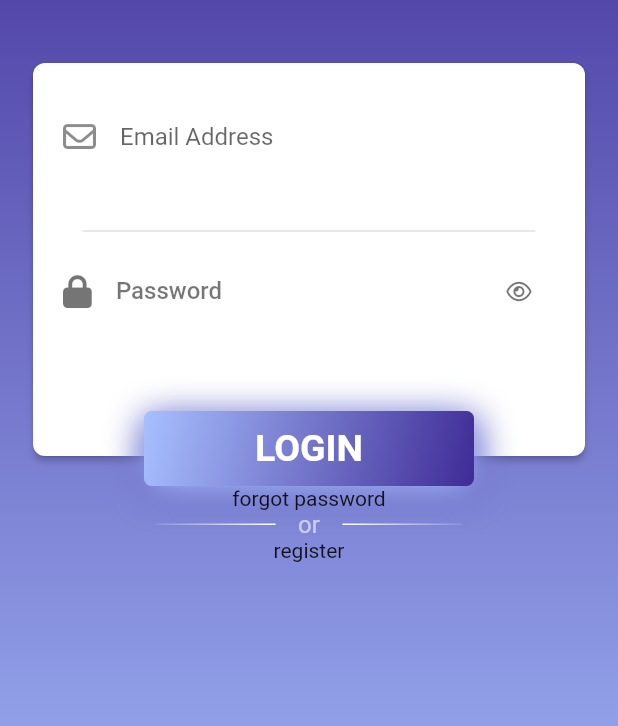
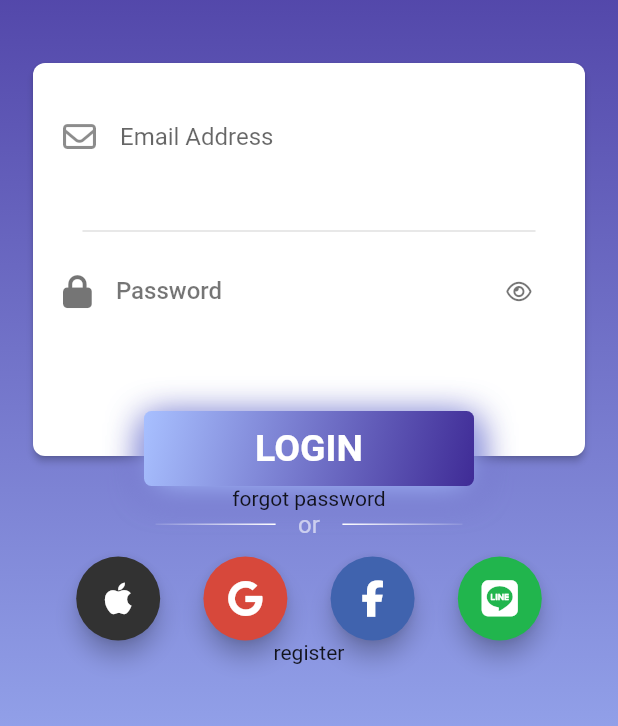
Before and after one commit to AUNG533/My_Stock, a Flutter app: the screen it shows after launch, on a phone screen of 412 x 824 dp, the part 240-966 px from its top. Run offline on Flutter 3.47's test engine with Material 2 defaults, Android fonts, the phone set to English and light mode, and no system bars; our stand-ins replace another_flushbar, font_awesome_flutter.

Commit message:
Single Sign On part 2

```diff
--- a/lib/src/pages/login/widgets/single_sign_on.dart
+++ b/lib/src/pages/login/widgets/single_sign_on.dart
@@ -1,4 +1,7 @@
+// single_sing_on.dart
 import 'package:flutter/material.dart';
+import 'package:font_awesome_flutter/font_awesome_flutter.dart';
+import 'package:mystock/src/single_sign_on_view.dart';
 
 class SingleSingOn extends StatelessWidget {
   const SingleSingOn({Key? key}) : super(key: key);
@@ -8,6 +11,8 @@ class SingleSingOn extends StatelessWidget {
     return Column(
       children: [
         _buildDivider(),
+        const SizedBox(height: 12),
+        _buildSingleOnButton(),
       ],
     );
   }
@@ -42,4 +47,24 @@ class SingleSingOn extends StatelessWidget {
       ],
     );
   }
+
+  Padding _buildSingleOnButton() => Padding(
+        padding: const EdgeInsets.symmetric(horizontal: 22),
+        child: Row(
+          mainAxisAlignment: MainAxisAlignment.spaceEvenly, // แบง space เท่ากัน
+          children: SingleSignOnViewModel()
+              .items
+              .map(
+                (item) => FloatingActionButton(
+                  onPressed: item.onPress,
+                  backgroundColor: item.backgroundColor,
+                  child: FaIcon(
+                    item.icon,
+                    color: Colors.white,
+                  ),
+                ),
+              )
+              .toList(),
+        ),
+      );
 }
--- /dev/null
+++ b/lib/src/single_sign_on_view.dart
@@ -0,0 +1,47 @@
+import 'package:flutter/cupertino.dart';
+import 'package:font_awesome_flutter/font_awesome_flutter.dart';
+
+class SingleSignOn {
+  final IconData icon;
+  final Color backgroundColor;
+  final VoidCallback onPress;
+
+  SingleSignOn({
+    required this.icon,
+    required this.backgroundColor,
+    required this.onPress,
+  });
+}
+
+class SingleSignOnViewModel {
+  List<SingleSignOn> get items => <SingleSignOn>[
+        SingleSignOn(
+          icon: FontAwesomeIcons.apple,
+          backgroundColor: const Color(0xFF323232),
+          onPress: () {
+            // todo
+          },
+        ),
+        SingleSignOn(
+          icon: FontAwesomeIcons.google,
+          backgroundColor: const Color(0xFFd7483b),
+          onPress: () {
+            // todo
+          },
+        ),
+        SingleSignOn(
+          icon: FontAwesomeIcons.facebookF,
+          backgroundColor: const Color(0xFF4063ae),
+          onPress: () {
+            // todo
+          },
+        ),
+        SingleSignOn(
+          icon: FontAwesomeIcons.line,
+          backgroundColor: const Color(0xFF21b54d),
+          onPress: () {
+            // todo
+          },
+        ),
+      ];
+}
```
